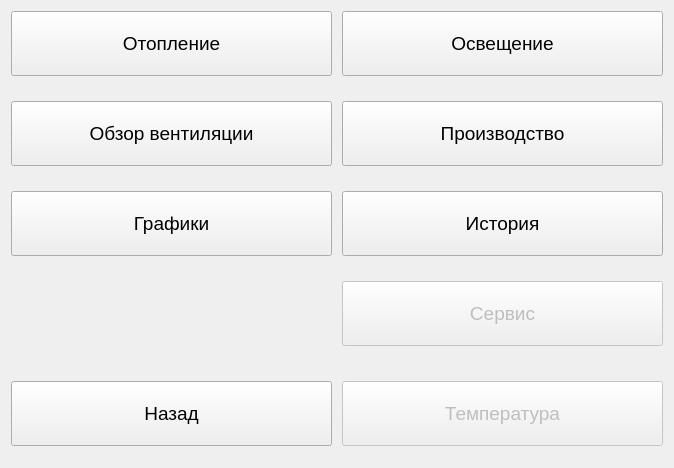
ciberslavik/climacore, file QtClient/QtClimaClient/Frames/MainMenuFrame.ui: the form before one commit.
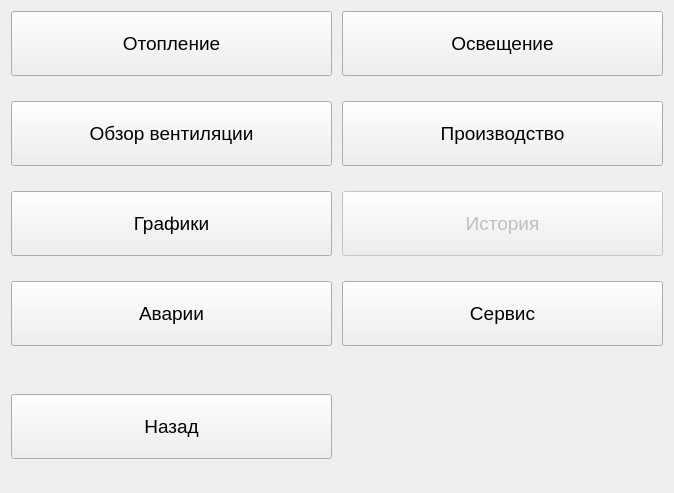
The form after the commit. Icons and pictures are not drawn.

```diff
--- a/QtClient/QtClimaClient/Frames/MainMenuFrame.ui
+++ b/QtClient/QtClimaClient/Frames/MainMenuFrame.ui
@@ -7,7 +7,7 @@
     <x>0</x>
     <y>0</y>
     <width>674</width>
-    <height>468</height>
+    <height>493</height>
    </rect>
   </property>
   <property name="font">
@@ -51,7 +51,7 @@
    <item row="3" column="1">
     <widget class="QPushButton" name="btnShowDebugFrame">
      <property name="enabled">
-      <bool>false</bool>
+      <bool>true</bool>
      </property>
      <property name="minimumSize">
       <size>
@@ -105,6 +105,9 @@
    </item>
    <item row="2" column="1">
     <widget class="QPushButton" name="btnShowHystoryMenu">
+     <property name="enabled">
+      <bool>false</bool>
+     </property>
      <property name="minimumSize">
       <size>
        <width>0</width>
@@ -181,32 +184,6 @@
      </property>
     </spacer>
    </item>
-   <item row="5" column="1">
-    <widget class="QPushButton" name="btnTemperature">
-     <property name="enabled">
-      <bool>false</bool>
-     </property>
-     <property name="minimumSize">
-      <size>
-       <width>0</width>
-       <height>65</height>
-      </size>
-     </property>
-     <property name="text">
-      <string>Температура</string>
-     </property>
-     <property name="icon">
-      <iconset resource="../Resources.qrc">
-       <normaloff>:/Images/temperature.png</normaloff>:/Images/temperature.png</iconset>
-     </property>
-     <property name="iconSize">
-      <size>
-       <width>42</width>
-       <height>42</height>
-      </size>
-     </property>
-    </widget>
-   </item>
    <item row="0" column="0">
     <widget class="QPushButton" name="btnHeaterConfig">
      <property name="minimumSize">
@@ -282,6 +259,35 @@
      </property>
     </widget>
    </item>
+   <item row="3" column="0">
+    <widget class="QPushButton" name="btnShowAlarmManager">
+     <property name="minimumSize">
+      <size>
+       <width>0</width>
+       <height>65</height>
+      </size>
+     </property>
+     <property name="maximumSize">
+      <size>
+       <width>16777215</width>
+       <height>65</height>
+      </size>
+     </property>
+     <property name="text">
+      <string>Аварии</string>
+     </property>
+     <property name="icon">
+      <iconset resource="../Resources.qrc">
+       <normaloff>:/Images/warning.png</normaloff>:/Images/warning.png</iconset>
+     </property>
+     <property name="iconSize">
+      <size>
+       <width>42</width>
+       <height>42</height>
+      </size>
+     </property>
+    </widget>
+   </item>
   </layout>
  </widget>
  <resources>
```
Left out of the diff: 3 changed lines with no effect on the pictures.
